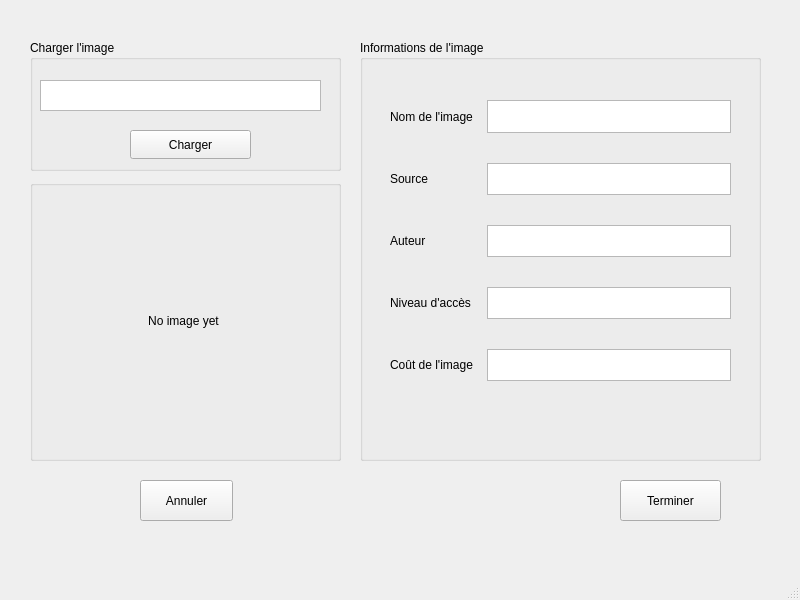
Before: the Qt Designer form ui/databasewindow.ui in konstantinosmelis/projet-informatique, drawn with Qt 5.
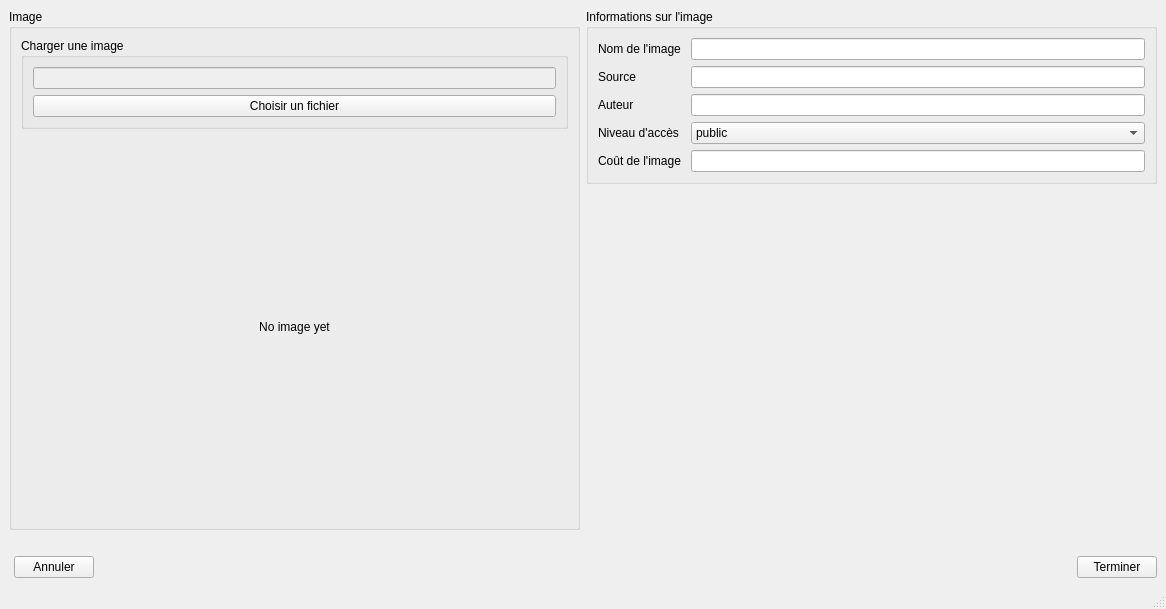
After: the same form once the commit is applied.

Commit message: Beutifyied some windows

What changed in the file:
```diff
--- a/ui/databasewindow.ui
+++ b/ui/databasewindow.ui
@@ -6,45 +6,119 @@
    <rect>
     <x>0</x>
     <y>0</y>
-    <width>800</width>
-    <height>600</height>
+    <width>1166</width>
+    <height>609</height>
    </rect>
   </property>
   <property name="windowTitle">
    <string>Ajout dans la base de données</string>
   </property>
   <widget class="QWidget" name="centralwidget">
-   <widget class="QGroupBox" name="groupBox">
-    <property name="geometry">
-     <rect>
-      <x>360</x>
-      <y>40</y>
-      <width>401</width>
-      <height>421</height>
-     </rect>
+   <layout class="QGridLayout" name="gridLayout_2">
+    <item row="0" column="0">
+     <layout class="QHBoxLayout" name="horizontalLayout">
+      <item>
+       <layout class="QVBoxLayout" name="leftGroup">
+        <item>
+         <widget class="QGroupBox" name="selectorGroup">
+          <property name="sizePolicy">
+           <sizepolicy hsizetype="Preferred" vsizetype="Preferred">
+            <horstretch>0</horstretch>
+            <verstretch>0</verstretch>
+           </sizepolicy>
     </property>
     <property name="title">
-     <string>Informations de l'image</string>
-    </property>
-    <widget class="QWidget" name="gridLayoutWidget">
-     <property name="geometry">
-      <rect>
-       <x>30</x>
-       <y>60</y>
-       <width>341</width>
-       <height>281</height>
-      </rect>
-     </property>
-     <layout class="QGridLayout" name="gridLayout">
+           <string>Image</string>
+          </property>
+          <layout class="QVBoxLayout" name="verticalLayout_4">
+           <item>
+            <widget class="QGroupBox" name="imageGroup">
+             <property name="title">
+              <string>Charger une image</string>
+             </property>
+             <layout class="QGridLayout" name="gridLayout_4">
+              <item row="0" column="0">
+               <widget class="QLineEdit" name="imagePathText">
+                <property name="enabled">
+                 <bool>false</bool>
+                </property>
+               </widget>
+              </item>
+              <item row="1" column="0">
+               <widget class="QPushButton" name="loadImageButton">
+                <property name="text">
+                 <string>Choisir un fichier</string>
+                </property>
+               </widget>
+              </item>
+             </layout>
+            </widget>
+           </item>
+           <item>
+            <widget class="QLabel" name="imagePreview">
+             <property name="sizePolicy">
+              <sizepolicy hsizetype="MinimumExpanding" vsizetype="MinimumExpanding">
+               <horstretch>0</horstretch>
+               <verstretch>0</verstretch>
+              </sizepolicy>
+             </property>
+             <property name="styleSheet">
+              <string notr="true">Image...</string>
+             </property>
+             <property name="text">
+              <string>No image yet</string>
+             </property>
+             <property name="alignment">
+              <set>Qt::AlignCenter</set>
+             </property>
+            </widget>
+           </item>
+          </layout>
+         </widget>
+        </item>
+        <item>
+         <layout class="QHBoxLayout" name="cancelGroup" stretch="0,0">
+          <property name="leftMargin">
+           <number>5</number>
+          </property>
       <property name="topMargin">
-       <number>0</number>
-      </property>
-      <property name="horizontalSpacing">
-       <number>10</number>
-      </property>
-      <property name="verticalSpacing">
-       <number>30</number>
-      </property>
+           <number>20</number>
+          </property>
+          <property name="rightMargin">
+           <number>5</number>
+          </property>
+          <item>
+           <widget class="QPushButton" name="returnButton">
+            <property name="text">
+             <string>Annuler</string>
+            </property>
+           </widget>
+          </item>
+          <item>
+           <spacer name="horizontalSpacer">
+            <property name="orientation">
+             <enum>Qt::Horizontal</enum>
+            </property>
+            <property name="sizeHint" stdset="0">
+             <size>
+              <width>40</width>
+              <height>20</height>
+             </size>
+            </property>
+           </spacer>
+          </item>
+         </layout>
+        </item>
+       </layout>
+      </item>
+      <item>
+       <layout class="QVBoxLayout" name="rightGroup">
+        <item>
+         <widget class="QGroupBox" name="informationGroup">
+          <property name="title">
+           <string>Informations sur l'image</string>
+          </property>
+          <layout class="QGridLayout" name="gridLayout">
       <item row="0" column="0">
        <widget class="QLabel" name="imageNameLabel">
         <property name="text">
@@ -53,7 +127,7 @@
        </widget>
       </item>
       <item row="0" column="1">
-       <widget class="QTextEdit" name="imageNameText"/>
+            <widget class="QLineEdit" name="imageNameText"/>
       </item>
       <item row="1" column="0">
        <widget class="QLabel" name="imageSourceLabel">
@@ -63,7 +137,7 @@
        </widget>
       </item>
       <item row="1" column="1">
-       <widget class="QTextEdit" name="imageSourceText"/>
+            <widget class="QLineEdit" name="imageSourceText"/>
       </item>
       <item row="2" column="0">
        <widget class="QLabel" name="imageAuthorLabel">
@@ -73,7 +147,7 @@
        </widget>
       </item>
       <item row="2" column="1">
-       <widget class="QTextEdit" name="imageAuthorText"/>
+            <widget class="QLineEdit" name="imageAuthorText"/>
       </item>
       <item row="3" column="0">
        <widget class="QLabel" name="accessLevelLabel">
@@ -83,7 +157,18 @@
        </widget>
       </item>
       <item row="3" column="1">
-       <widget class="QTextEdit" name="accessLevelText"/>
+            <widget class="QComboBox" name="accessLevelText">
+             <item>
+              <property name="text">
+               <string>public</string>
+              </property>
+             </item>
+             <item>
+              <property name="text">
+               <string>private</string>
+              </property>
+             </item>
+            </widget>
       </item>
       <item row="4" column="0">
        <widget class="QLabel" name="imageCostLabel">
@@ -93,102 +178,53 @@
        </widget>
       </item>
       <item row="4" column="1">
-       <widget class="QTextEdit" name="imageCostText"/>
+            <widget class="QLineEdit" name="imageCostText"/>
       </item>
      </layout>
     </widget>
-   </widget>
-   <widget class="QGroupBox" name="imageGroup">
-    <property name="geometry">
-     <rect>
-      <x>30</x>
-      <y>40</y>
-      <width>311</width>
-      <height>131</height>
-     </rect>
-    </property>
-    <property name="title">
-     <string>Charger l'image</string>
-    </property>
-    <widget class="QPushButton" name="loadImageButton">
-     <property name="geometry">
-      <rect>
-       <x>100</x>
-       <y>90</y>
-       <width>121</width>
-       <height>29</height>
-      </rect>
-     </property>
-     <property name="text">
-      <string>Charger</string>
-     </property>
-    </widget>
-    <widget class="QTextEdit" name="imagePathText">
-     <property name="geometry">
-      <rect>
-       <x>10</x>
-       <y>40</y>
-       <width>281</width>
-       <height>31</height>
-      </rect>
-     </property>
-    </widget>
-   </widget>
-   <widget class="QPushButton" name="returnButton">
-    <property name="geometry">
-     <rect>
-      <x>140</x>
-      <y>480</y>
-      <width>93</width>
-      <height>41</height>
-     </rect>
-    </property>
-    <property name="text">
-     <string>Annuler</string>
-    </property>
-   </widget>
+        </item>
+        <item>
+         <spacer name="verticalSpacer">
+          <property name="orientation">
+           <enum>Qt::Vertical</enum>
+          </property>
+          <property name="sizeHint" stdset="0">
+           <size>
+            <width>20</width>
+            <height>40</height>
+           </size>
+          </property>
+         </spacer>
+        </item>
+        <item>
+         <layout class="QHBoxLayout" name="confirmGroup">
+          <item>
+           <spacer name="horizontalSpacer_2">
+            <property name="orientation">
+             <enum>Qt::Horizontal</enum>
+            </property>
+            <property name="sizeHint" stdset="0">
+             <size>
+              <width>40</width>
+              <height>20</height>
+             </size>
+            </property>
+           </spacer>
+          </item>
+          <item>
    <widget class="QPushButton" name="finishButton">
-    <property name="geometry">
-     <rect>
-      <x>620</x>
-      <y>480</y>
-      <width>101</width>
-      <height>41</height>
-     </rect>
-    </property>
     <property name="text">
      <string>Terminer</string>
     </property>
    </widget>
-   <widget class="QGroupBox" name="groupBox_2">
-    <property name="geometry">
-     <rect>
-      <x>30</x>
-      <y>180</y>
-      <width>311</width>
-      <height>281</height>
-     </rect>
-    </property>
-    <property name="title">
-     <string/>
-    </property>
-    <widget class="QLabel" name="imagePreview">
-     <property name="geometry">
-      <rect>
-       <x>8</x>
-       <y>15</y>
-       <width>291</width>
-       <height>251</height>
-      </rect>
-     </property>
-     <property name="text">
-      <string>No image yet</string>
-     </property>
-     <property name="alignment">
-      <set>Qt::AlignCenter</set>
-     </property>
-    </widget>
-   </widget>
+          </item>
+         </layout>
+        </item>
+       </layout>
+      </item>
+     </layout>
+    </item>
+   </layout>
   </widget>
   <widget class="QMenuBar" name="menubar">
    <property name="geometry">
```
Left out of the diff: 4 changed lines with no effect on the pictures. Lines whose indentation alone changed are shown as unchanged. The commit also changes 3 other files.
